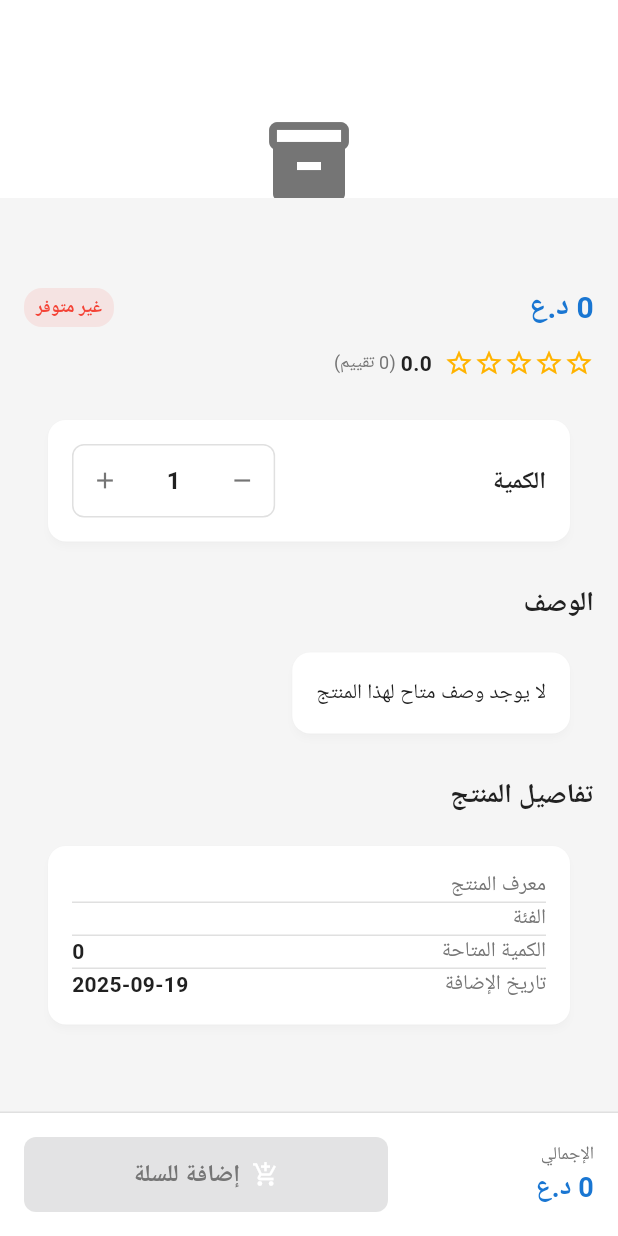
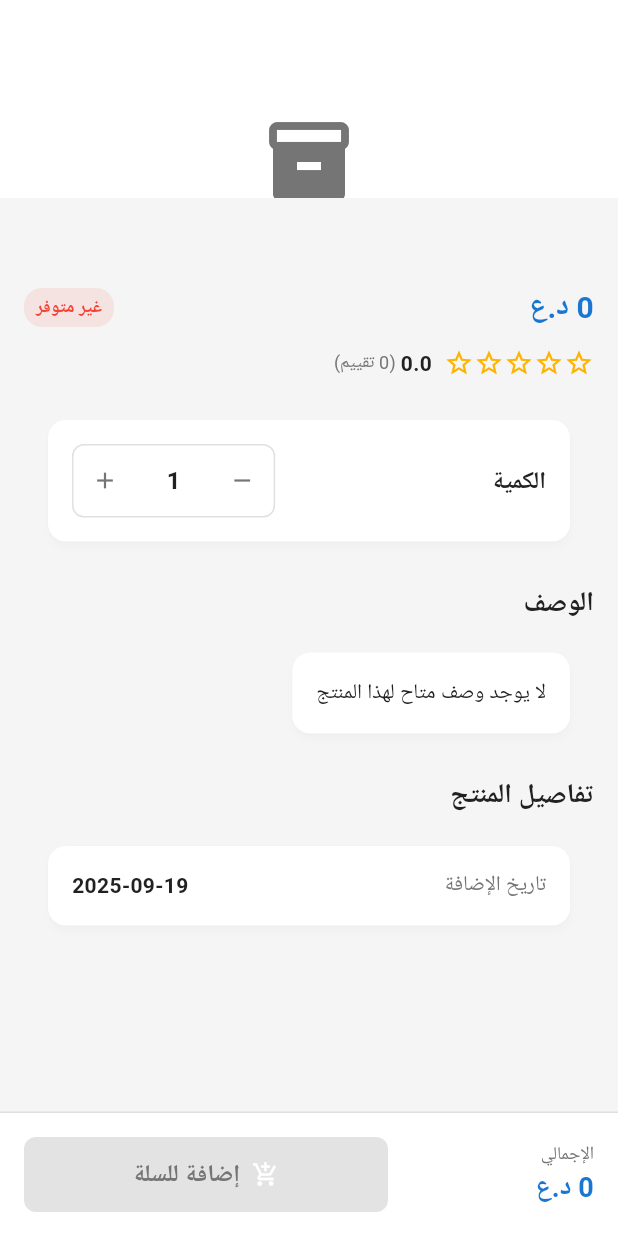
Before and after one commit to aalitariq44/paper-shop, a Flutter app: the ProductDetailsScreen screen opened directly with empty values, scrolled down 168 dp, on a phone screen of 412 x 824 dp. Run offline on Flutter 3.47's test engine with Material 3 defaults, Android fonts, the phone set to English and light mode, and no system bars; our stand-ins replace cloud_firestore, firebase_auth, firebase_core, google_sign_in, shared_preferences; accounts and stored records are empty; Roboto replaces fonts that are missing (Cairo).

Commit message:
هل ترى تفاصيل المنتج مثل معرف المنتج والفئة والكمية هذه ازيلها كلها لانها لاتهم الزبون فقط زيلها لاتغير شي اخر

```diff
--- a/lib/presentation/screens/product/product_details_screen.dart
+++ b/lib/presentation/screens/product/product_details_screen.dart
@@ -456,17 +456,6 @@ class _ProductDetailsScreenState extends State<ProductDetailsScreen> {
             padding: const EdgeInsets.all(16),
             child: Column(
               children: [
-                _buildDetailRow('معرف المنتج', _product!.id),
-                const Divider(),
-                _buildDetailRow('الفئة', _product!.categoryId),
-                if (_product!.stockQuantity != null) ...[
-                  const Divider(),
-                  _buildDetailRow(
-                    'الكمية المتاحة',
-                    '${_product!.stockQuantity}',
-                  ),
-                ],
-                const Divider(),
                 _buildDetailRow(
                   'تاريخ الإضافة',
                   _product!.createdAt?.toString().split(' ')[0] ?? 'غير محدد',
```
